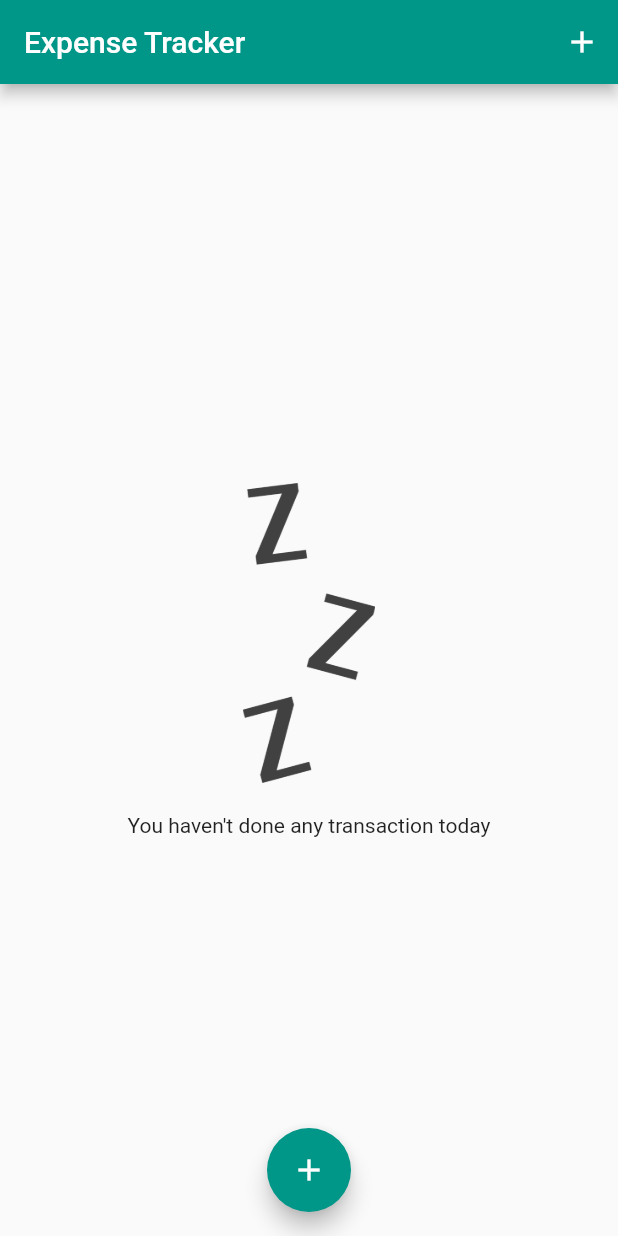
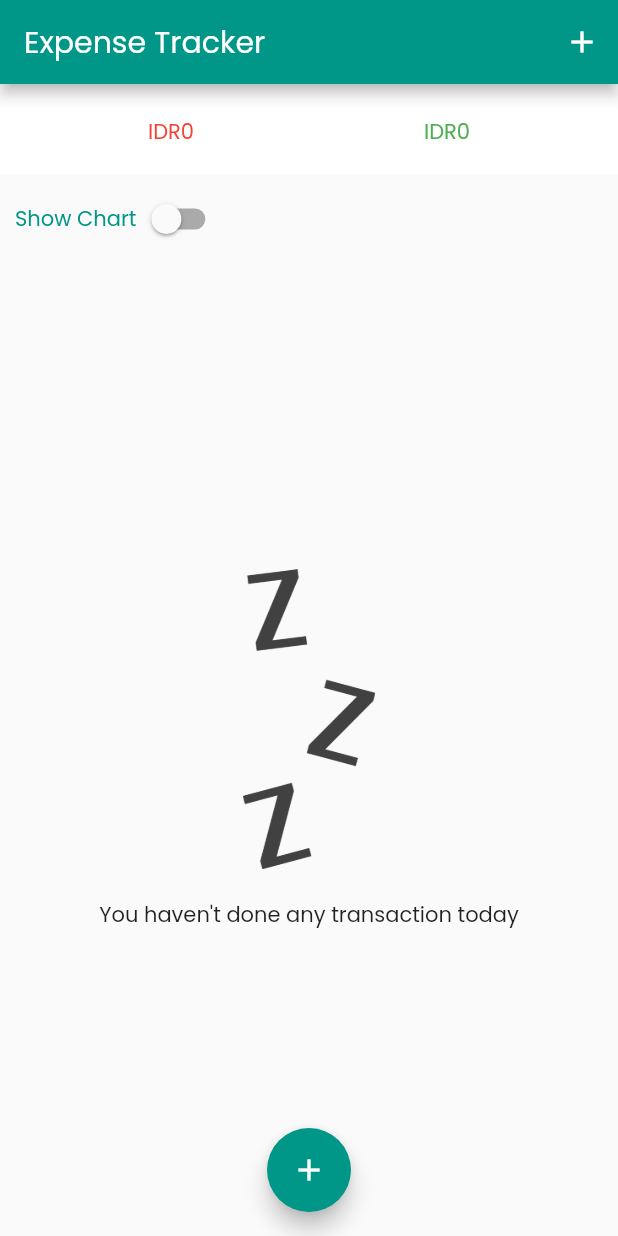
Before and after one commit to dimaswisodewo/ExpenseTracker, a Flutter app: the screen it shows after launch, on a phone screen of 412 x 824 dp. Run offline on Flutter 3.47's test engine with Material 2 defaults, Android fonts, the phone set to English and light mode, and no system bars.

Commit message:
[UPDATE] : Add switch button to show hide chart, Fix custom font not applied globally

```diff
--- a/lib/main.dart
+++ b/lib/main.dart
@@ -1,3 +1,5 @@
+// import 'dart:html';
+
 import 'package:flutter/material.dart';
 import 'package:flutter/services.dart';
 import 'package:intl/intl.dart';
@@ -25,9 +27,9 @@ class MyApp extends StatelessWidget {
       theme: ThemeData(
         fontFamily: 'Poppins',
         primarySwatch: Colors.teal,
-        textTheme: ThemeData.light().textTheme.copyWith(
-              button: TextStyle(color: Colors.white),
-            ),
+        // textTheme: ThemeData.light().textTheme.copyWith(
+        //       button: TextStyle(color: Colors.white),
+        //     ),
       ),
       home: MyHomePage(),
     );
@@ -43,7 +45,10 @@ class MyHomePage extends StatefulWidget {
 
 class _MyHomePageState extends State<MyHomePage> {
   final NumberFormat formatter = NumberFormat.currency(locale: 'id_ID');
+
   List<Transaction> _userTransactions = [];
+  bool _showChart = false;
+  int _chartHeight = 0;
 
   // Get recent transactions in the last week
   List<Transaction> get _recentTransactions {
@@ -118,8 +123,7 @@ class _MyHomePageState extends State<MyHomePage> {
 
   @override
   Widget build(BuildContext context) {
-    return Scaffold(
-      appBar: AppBar(
+    final appBar = AppBar(
       title: Text('Expense Tracker'),
       actions: [
         IconButton(
@@ -127,21 +131,14 @@ class _MyHomePageState extends State<MyHomePage> {
           icon: Icon(Icons.add),
         ),
       ],
-      ),
+    );
+    return Scaffold(
+      appBar: appBar,
       // backgroundColor: Color(0xFFF7F4F7),
       body: Column(
-        mainAxisAlignment: _userTransactions.isEmpty
-            ? MainAxisAlignment.center
-            : MainAxisAlignment.start,
-        children: _userTransactions.isEmpty
-            ? [
-                TransactionList(
-                  transactions: _userTransactions,
-                  deleteTransaction: deleteTransaction,
-                ),
-              ]
-            : [
+        children: [
           Container(
+            height: 60,
             color: Colors.white,
             padding: EdgeInsets.only(
               top: 20,
@@ -149,7 +146,7 @@ class _MyHomePageState extends State<MyHomePage> {
               right: 22,
               left: 22,
             ),
-                  margin: EdgeInsets.only(bottom: 10),
+            // margin: EdgeInsets.only(bottom: 10),
             child: Row(
               children: [
                 Expanded(
@@ -179,10 +176,50 @@ class _MyHomePageState extends State<MyHomePage> {
               ],
             ),
           ),
-                Chart(_recentTransactions),
-                TransactionList(
+          Container(
+            height: 60,
+            padding: EdgeInsets.symmetric(horizontal: 10),
+            child: Row(
+              children: [
+                Text('Show Chart',
+                    style: TextStyle(
+                      color: Theme.of(context).primaryColor,
+                    )),
+                Switch(
+                    value: _showChart,
+                    onChanged: (newValue) {
+                      if (newValue)
+                        _chartHeight = 250;
+                      else
+                        _chartHeight = 0;
+
+                      setState(() {
+                        _showChart = newValue;
+                      });
+                    })
+              ],
+            ),
+          ),
+          _showChart == true
+              ? Container(
+                  height: 250,
+                  margin: EdgeInsets.symmetric(horizontal: 3),
+                  child: Chart(_recentTransactions),
+                )
+              : Container(
+                  height: 0,
+                ),
+          Container(
+            height: (MediaQuery.of(context).size.height -
+                MediaQuery.of(context).padding.top -
+                appBar.preferredSize.height -
+                60 -
+                _chartHeight -
+                60),
+            child: TransactionList(
               transactions: _userTransactions,
               deleteTransaction: deleteTransaction,
+            ),
           ),
         ],
       ),
--- a/lib/widgets/transaction-list.dart
+++ b/lib/widgets/transaction-list.dart
@@ -38,9 +38,9 @@ class TransactionList extends StatelessWidget {
               ),
             ],
           )
-        : Expanded(
-            child: ListView.builder(
+        : ListView.builder(
             itemCount: transactions.length,
+            shrinkWrap: true,
             itemBuilder: (context, index) {
               return TransactionItem(
                 title: transactions[index].title,
@@ -51,7 +51,6 @@ class TransactionList extends StatelessWidget {
                     deleteTransaction(transactions[index].id),
               );
             },
-            ),
           );
   }
 }
```
Also changed, not shown: lib/widgets/chart-bar.dart (+25 -10 lines), lib/widgets/chart.dart (+6 -5 lines). Lines whose indentation alone changed are shown as unchanged.
